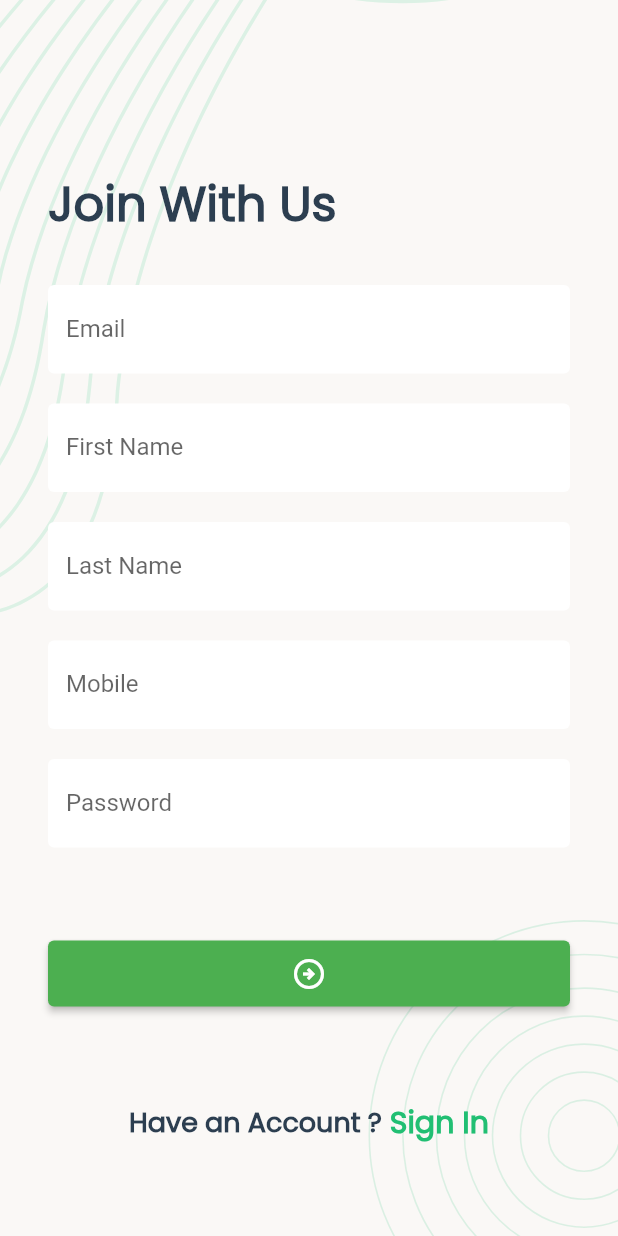
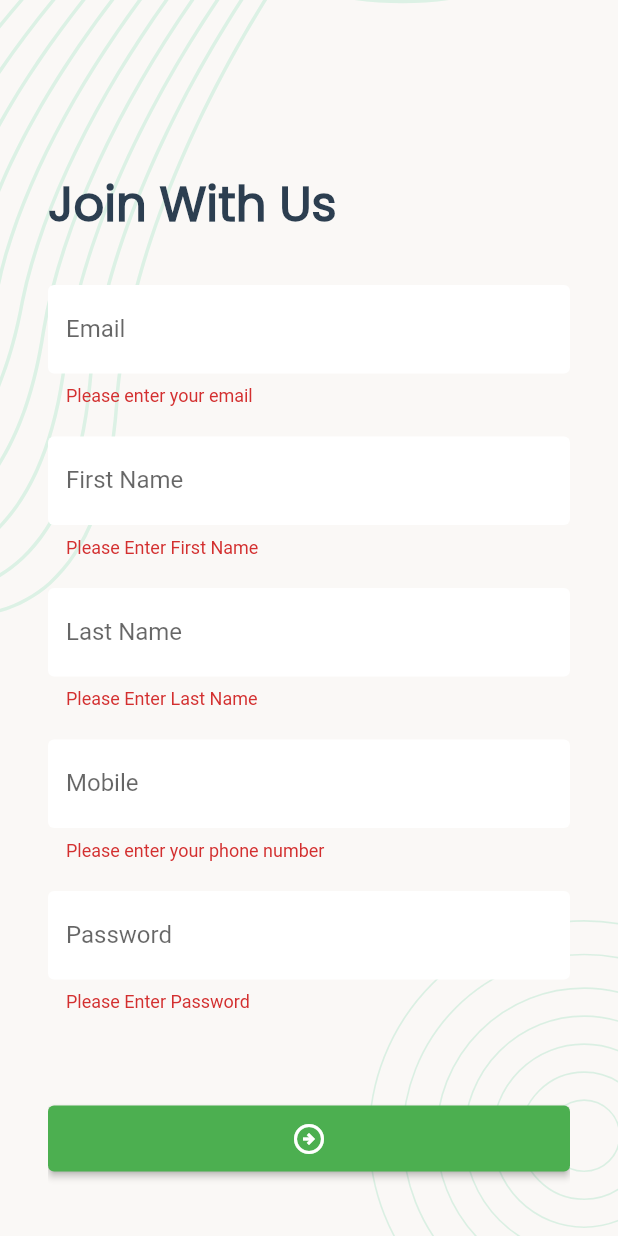
Before and after one commit to shahriartoky0/task_manager_app, a Flutter app: the registrationScreen screen opened directly, after a tap on the "arrow circle right" icon, on a phone screen of 412 x 824 dp. Run offline on Flutter 3.47's test engine with Material 2 defaults, Android fonts, the phone set to English and light mode, and no system bars; our stand-ins replace flutter_svg, pin_code_fields.

Commit message:
Registration complete

```diff
--- /dev/null
+++ b/lib/data/network_caller/network_response.dart
@@ -0,0 +1,15 @@
+class NetworkResponse {
+  final int? statusCode;
+
+  final bool isSuccess;
+
+  final Map<String, dynamic>? jsonResponse;
+
+  final String? errorMessage;
+
+  NetworkResponse(
+      {this.statusCode,
+      required this.isSuccess,
+      this.jsonResponse,
+      this.errorMessage = 'Something went wrong'});
+}
--- /dev/null
+++ b/lib/data/utility/urls.dart
@@ -0,0 +1,5 @@
+class Urls{
+  static const String _baseUrl = 'https://task.teamrabbil.com/api/v1';
+  static const String registrationUrl = '$_baseUrl/registration';
+
+}
--- a/lib/ui/screens/registrationScreen.dart
+++ b/lib/ui/screens/registrationScreen.dart
@@ -1,7 +1,11 @@
 import 'package:flutter/material.dart';
+import 'package:task_manager_app/data/network_caller/network_caller.dart';
+import 'package:task_manager_app/data/network_caller/network_response.dart';
 import 'package:task_manager_app/ui/screens/loginScreen.dart';
 import 'package:task_manager_app/ui/widgets/bodyBackground.dart';
 import '../../Style/style.dart';
+import '../../data/utility/urls.dart';
+import '../widgets/smack_message.dart';
 
 class registrationScreen extends StatefulWidget {
   const registrationScreen({super.key});
@@ -11,6 +15,15 @@ class registrationScreen extends StatefulWidget {
 }
 
 class _registrationScreenState extends State<registrationScreen> {
+  final TextEditingController _emailTEController = TextEditingController();
+  final TextEditingController _firstNameTEController = TextEditingController();
+  final TextEditingController _lastNameTEController = TextEditingController();
+  final TextEditingController _mobileNameTEController = TextEditingController();
+  final TextEditingController _passwordNameTEController =
+      TextEditingController();
+  final GlobalKey<FormState> _formKey = GlobalKey<FormState>();
+  bool _signUpInProgress = false;
+
   @override
   Widget build(BuildContext context) {
     return Scaffold(
@@ -19,6 +32,8 @@ class _registrationScreenState extends State<registrationScreen> {
       child: Padding(
         padding: const EdgeInsets.all(32.0),
         child: SingleChildScrollView(
+          child: Form(
+            key: _formKey,
             child: Column(
               mainAxisAlignment: MainAxisAlignment.center,
               crossAxisAlignment: CrossAxisAlignment.start,
@@ -34,48 +49,73 @@ class _registrationScreenState extends State<registrationScreen> {
                   height: 30,
                 ),
                 TextFormField(
+                  controller: _emailTEController,
+                  validator: (value) {
+                    return isEmailValid(value);
+                  },
                   decoration: const InputDecoration(labelText: 'Email'),
                 ),
                 SizedBox(
                   height: 20,
                 ),
                 TextFormField(
-                        decoration: const InputDecoration(
-                            labelText: 'First Name'),
-                      ), SizedBox(
+                  controller: _firstNameTEController,
+                  validator: (value) {
+                    return isValidate(value, 'First Name');
+                  },
+                  decoration: const InputDecoration(labelText: 'First Name'),
+                ),
+                SizedBox(
                   height: 20,
                 ),
                 TextFormField(
-                        decoration: const InputDecoration(
-                            labelText: 'Last Name'),
-                      ), SizedBox(
+                  controller: _lastNameTEController,
+                  validator: (value) {
+                    return isValidate(value, 'Last Name');
+                  },
+                  decoration: const InputDecoration(labelText: 'Last Name'),
+                ),
+                SizedBox(
                   height: 20,
                 ),
                 TextFormField(
+                  keyboardType: TextInputType.number,
+                  controller: _mobileNameTEController,
+                  validator: (value) {
+                    return isPhoneNumberValid(value);
+                  },
                   decoration: const InputDecoration(labelText: 'Mobile'),
-                      ), SizedBox(
+                ),
+                SizedBox(
                   height: 20,
                 ),
                 TextFormField(
-                        decoration: const InputDecoration(
-                            labelText: 'Password'),
+                  controller: _passwordNameTEController,
+                  obscureText: true,
+                  validator: (value) {
+                    return isValidate(value, 'Password');
+                  },
+                  decoration: const InputDecoration(labelText: 'Password'),
                 ),
                 SizedBox(
                   height: 60,
                 ),
                 SizedBox(
                     width: double.infinity,
+                    child: Visibility(
+                      visible: _signUpInProgress == false,
+                      replacement: const Center(
+                        child: CircularProgressIndicator(),
+                      ),
                       child: ElevatedButton(
-                          onPressed: () {},
+                        onPressed: _signup,
                         child: Icon(Icons.arrow_circle_right_outlined),
                         style: formButtonStyle(),
-
                       ),
-                      ),
+                    )),
                 SizedBox(
                   height: 60,
                 ),
-
                 Row(
                   crossAxisAlignment: CrossAxisAlignment.center,
                   mainAxisAlignment: MainAxisAlignment.center,
@@ -90,10 +130,11 @@ class _registrationScreenState extends State<registrationScreen> {
                         style: signUp(colorGreen),
                       ),
                       onTap: () {
-                              Navigator.pushAndRemoveUntil(context,
+                        Navigator.pushAndRemoveUntil(
+                            context,
                             MaterialPageRoute(
-                                      builder: (context) => loginScreen()), (
-                                      route) => false);
+                                builder: (context) => const loginScreen()),
+                            (route) => false);
                       },
                     )
                   ],
@@ -102,6 +143,87 @@ class _registrationScreenState extends State<registrationScreen> {
             ),
           ),
         ),
+      ),
     )));
   }
+
+  //Sign up request function
+  Future<void> _signup() async {
+    if (_formKey!.currentState!.validate()) {
+      _signUpInProgress = true;
+      if (mounted) {
+        setState(() {});
       }
+      final NetworkResponse response =
+          await NetworkCaller().postRequest(Urls.registrationUrl, body: {
+        "email": _emailTEController.text.trim(),
+        "firstName": _firstNameTEController.text.trim(),
+        "lastName": _lastNameTEController.text.trim(),
+        "mobile": _emailTEController.text,
+        "password": _passwordNameTEController.text.trim(),
+      });
+      _signUpInProgress = false;
+      if (mounted) {
+        setState(() {});
+      }
+      if (response.isSuccess) {
+        clearTextFields();
+
+        if (mounted) {
+          showSnackMessage(
+              context, 'Account Has been Created! Please Sign In ');
+        }
+      } else {
+        if (mounted) {
+          showSnackMessage(context, 'Account Creation Failed !!', true);
+        }
+      }
+    }
+  }
+
+  // Clearing the text Fields
+  void clearTextFields() {
+    _emailTEController.clear();
+    _firstNameTEController.clear();
+    _lastNameTEController.clear();
+    _mobileNameTEController.clear();
+    _passwordNameTEController.clear();
+  }
+
+  // validator function
+  String? isValidate(String? value, String field) {
+    if (value?.trim().isEmpty ?? true) {
+      return "Please Enter $field";
+    }
+    return null;
+  }
+  // validate Email Address
+  String? isEmailValid(String? value) {
+    if (value == null || value.trim().isEmpty) {
+      return 'Please enter your email';
+    } else if (!RegExp(r'^[\w-]+(\.[\w-]+)*@[\w-]+(\.[\w-]+)+$').hasMatch(value)) {
+      return 'Please enter a valid email address';
+    }
+    return null;
+  }
+// validate Phone Number
+  String? isPhoneNumberValid(String? value) {
+    if (value == null || value.trim().isEmpty) {
+      return 'Please enter your phone number';
+    } else if (!RegExp(r'^\d{11}$').hasMatch(value)) {
+      return 'Please enter a valid 11-digit phone number';
+    }
+    return null;
+  }
+
+
+  @override
+  void dispose() {
+    _emailTEController.dispose(); // TODO: implement dispose
+    _firstNameTEController.dispose(); // TODO: implement dispose
+    _lastNameTEController.dispose(); // TODO: implement dispose
+    _mobileNameTEController.dispose(); // TODO: implement dispose
+    _passwordNameTEController.dispose(); // TODO: implement dispose
+    super.dispose();
+  }
+}
--- a/pubspec.yaml
+++ b/pubspec.yaml
@@ -32,11 +32,15 @@ dependencies:
     sdk: flutter
 
 
+
   # The following adds the Cupertino Icons font to your application.
   # Use with the CupertinoIcons class for iOS style icons.
   cupertino_icons: ^1.0.2
   flutter_svg: ^2.0.9
   pin_code_fields: ^8.0.1
+  http: ^1.1.0
+
+
 
 dev_dependencies:
   flutter_test:
```
Also changed, not shown: lib/data/network_caller/network_caller.dart (added, +30 -0 lines), lib/ui/widgets/smack_message.dart (added, +13 -0 lines), pubspec.lock. Lines whose indentation alone changed are shown as unchanged.
